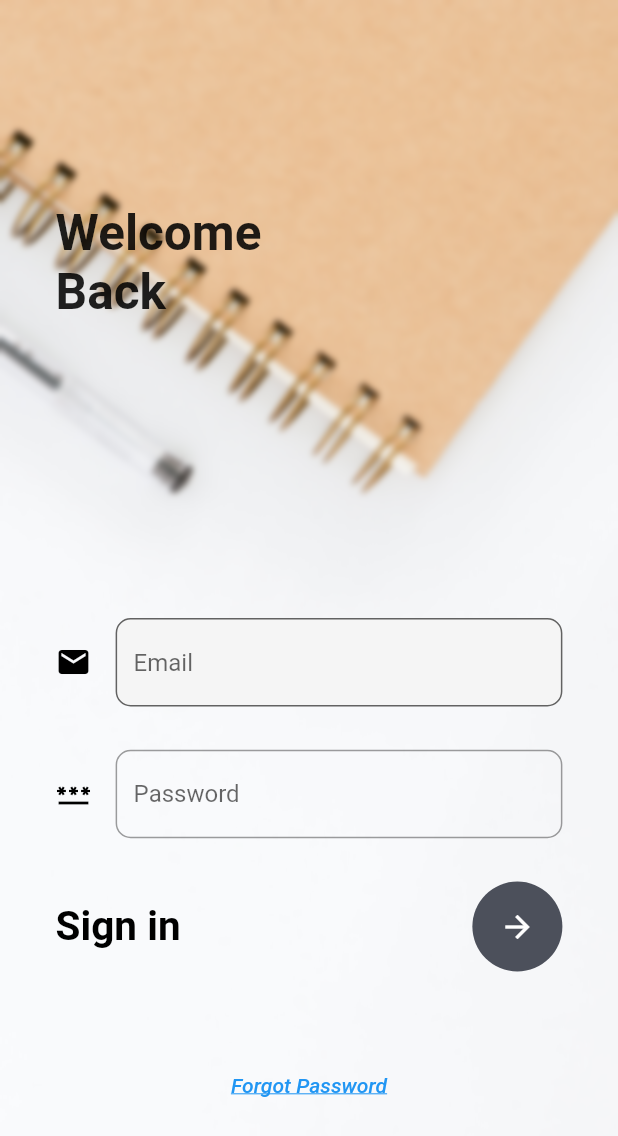
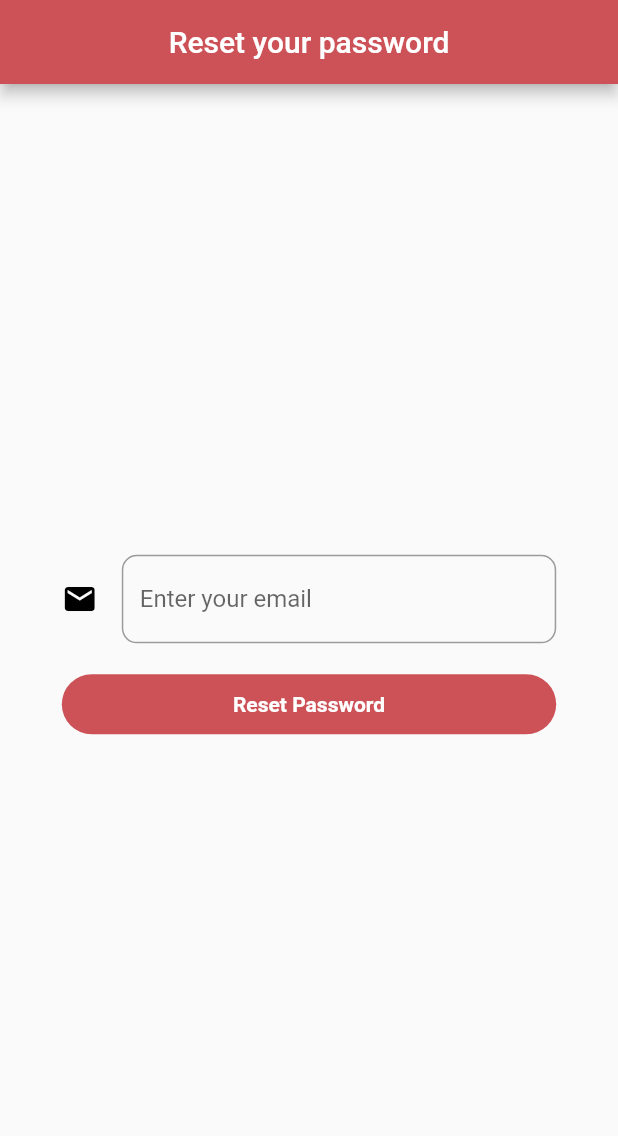
Before and after one commit to DarkNinja15/e-commerce, a Flutter app: the screen it shows after launch, after a tap on "Forgot Password", on a phone screen of 412 x 824 dp. Shown: the top 1136 px of the screen. Run offline on Flutter 3.47's test engine with Material 2 defaults, Android fonts, the phone set to English and light mode, and no system bars; our stand-ins replace cloud_firestore, firebase_auth, firebase_core, firebase_storage, flutter_slidable, flutter_spinkit and 1 more; accounts and stored records are empty.

Commit message:
forgot password feature added

```diff
--- /dev/null
+++ b/admin/admin_panel/lib/screens/forgot_password.dart
@@ -0,0 +1,100 @@
+import 'package:admin_panel/auth&database/authmethods.dart';
+import 'package:admin_panel/shared/shared_properties.dart';
+import 'package:flutter/material.dart';
+
+class ForgotPassword extends StatefulWidget {
+  const ForgotPassword({super.key});
+
+  @override
+  State<ForgotPassword> createState() => _ForgotPasswordState();
+}
+
+class _ForgotPasswordState extends State<ForgotPassword> {
+  TextEditingController emailcontroller = TextEditingController();
+
+  @override
+  void dispose() {
+    super.dispose();
+    emailcontroller.dispose();
+  }
+
+  @override
+  Widget build(BuildContext context) {
+    return Scaffold(
+      appBar: AppBar(
+        title: const Text('Reset your password'),
+        backgroundColor: const Color.fromRGBO(204, 82, 88, 1),
+        centerTitle: true,
+      ),
+      body: Center(
+        child: Column(
+          mainAxisAlignment: MainAxisAlignment.center,
+          children: [
+            Padding(
+              padding: EdgeInsets.symmetric(
+                  horizontal: MediaQuery.of(context).size.width * 0.1),
+              child: TextField(
+                controller: emailcontroller,
+                style: const TextStyle(),
+                keyboardType: TextInputType.text,
+                decoration: InputDecoration(
+                  fillColor: Colors.grey.shade100,
+                  // filled: true,
+                  hintText: "Enter your email",
+                  icon: const Icon(
+                    Icons.email,
+                    color: Colors.black,
+                  ),
+                  border: OutlineInputBorder(
+                    borderRadius: BorderRadius.circular(10),
+                  ),
+                ),
+              ),
+            ),
+            InkWell(
+              onTap: _forgotpass,
+              child: Container(
+                height: 40,
+                width: double.infinity,
+                decoration: BoxDecoration(
+                  color: const Color.fromRGBO(204, 82, 88, 1),
+                  borderRadius: BorderRadius.circular(20),
+                ),
+                margin: EdgeInsets.symmetric(
+                    horizontal: MediaQuery.of(context).size.width * 0.1,
+                    vertical: MediaQuery.of(context).size.width * 0.05),
+                child: const Center(
+                  child: Text(
+                    'Reset Password',
+                    style: TextStyle(
+                      color: Colors.white,
+                      fontWeight: FontWeight.bold,
+                    ),
+                  ),
+                ),
+              ),
+            )
+          ],
+        ),
+      ),
+    );
+  }
+
+  void _forgotpass() async {
+    final res = await AuthMethods().resetPassword(
+      emailcontroller.text,
+    );
+    if (res != 'Success') {
+      Shared().snackbar(
+        message: res,
+        context: context,
+      );
+    } else {
+      Shared().snackbar(
+        message:
+            'An email with a link for reseting the password has been sent to ${emailcontroller.text}\nPlease check your spam box if you have not received the email.',
+        context: context,
+      );
+    }
+  }
+}
--- a/admin/admin_panel/lib/screens/login_page.dart
+++ b/admin/admin_panel/lib/screens/login_page.dart
@@ -4,6 +4,8 @@ import 'package:admin_panel/auth&database/authmethods.dart';
 import 'package:admin_panel/screens/home_page.dart';
 import 'package:admin_panel/shared/shared_properties.dart';
 import 'package:flutter/material.dart';
+
+import 'forgot_password.dart';
 
 class LoginPage extends StatefulWidget {
   const LoginPage({super.key});
@@ -118,12 +120,12 @@ class _LoginPageState extends State<LoginPage> {
                                 ),
                                 CircleAvatar(
                                   radius: 30,
-                                  backgroundColor: const Color(0xff4c505b),
+                                  backgroundColor:
+                                      const Color.fromRGBO(204, 82, 88, 1),
                                   child: IconButton(
                                     color: Colors.white,
                                     onPressed: () async {
-                                        String res =
-                                            await AuthMethods().logmein(
+                                      String res = await AuthMethods().logmein(
                                         email: emailController.text,
                                         password: passwordController.text,
                                       );
@@ -146,7 +148,8 @@ class _LoginPageState extends State<LoginPage> {
                                     },
                                     icon: const Icon(
                                       Icons.arrow_forward,
-                                      )),
+                                    ),
+                                  ),
                                 )
                               ],
                             ),
@@ -157,13 +160,20 @@ class _LoginPageState extends State<LoginPage> {
                               mainAxisAlignment: MainAxisAlignment.center,
                               children: [
                                 TextButton(
-                                    onPressed: () {},
+                                    onPressed: () {
+                                      Navigator.of(context).pushReplacement(
+                                        MaterialPageRoute(
+                                          builder: (context) =>
+                                              const ForgotPassword(),
+                                        ),
+                                      );
+                                    },
                                     child: const Text(
                                       'Forgot Password',
                                       style: TextStyle(
                                         fontStyle: FontStyle.italic,
                                         decoration: TextDecoration.underline,
-                                        color: Colors.blue,
+                                        color: Color.fromRGBO(204, 82, 88, 1),
                                         fontSize: 14,
                                       ),
                                     )),
--- a/admin/admin_panel/pubspec.yaml
+++ b/admin/admin_panel/pubspec.yaml
@@ -31,6 +31,7 @@ environment:
 dependencies:
   cloud_firestore: ^4.3.0
   cupertino_icons: ^1.0.2
+  email_auth: ^1.0.0
   firebase_auth: ^4.2.3
   firebase_core: ^2.4.0
   firebase_storage: ^11.0.9
```
Also changed, not shown: admin/admin_panel/lib/auth&database/authmethods.dart (+31 -0 lines), admin/admin_panel/lib/auth&database/database.dart (+0 -17 lines), admin/admin_panel/lib/screens/edit_products_page.dart (+3 -6 lines), admin/admin_panel/lib/widgets/drawer.dart (+3 -4 lines), admin/admin_panel/lib/widgets/product_tile.dart (+2 -5 lines), admin/admin_panel/pubspec.lock, 1 other file. Lines whose indentation alone changed are shown as unchanged.
